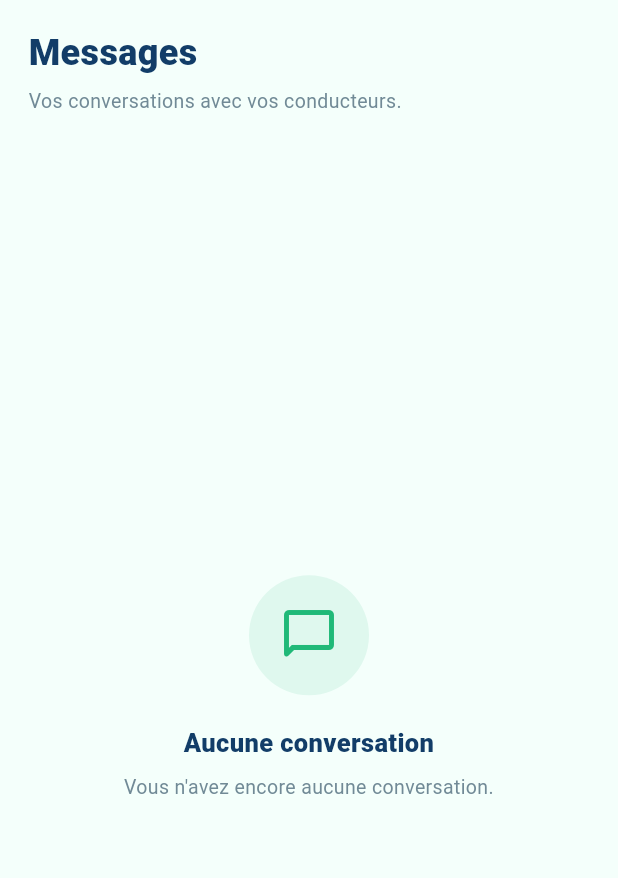
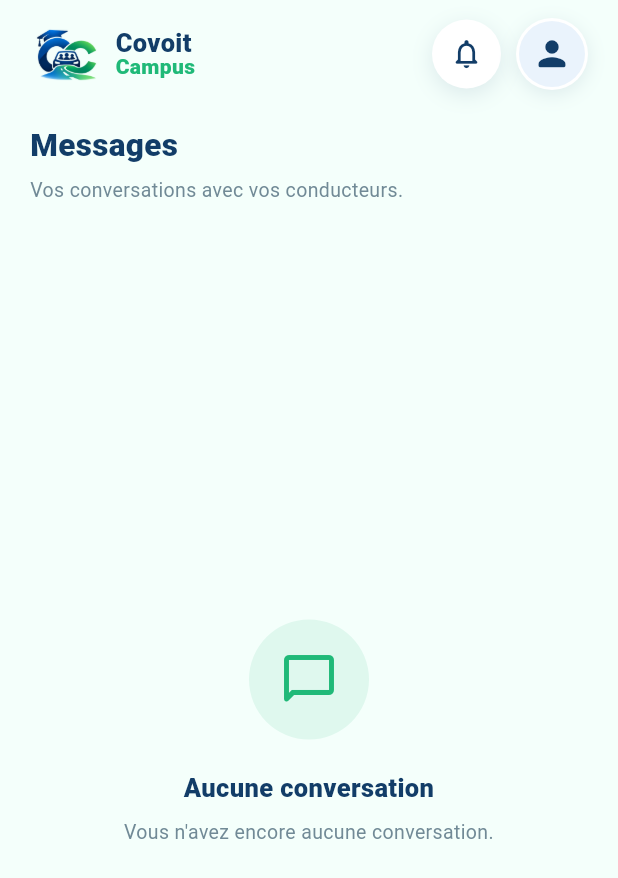
Before and after one commit to khalil-dridi/covoit-campus, a Flutter app: the ConversationsScreen screen opened directly with empty values, on a phone screen of 412 x 824 dp. Shown: the top 878 px of the screen. Run offline on Flutter 3.47's test engine with Material 3 defaults, Android fonts, the light colour scheme and no system bars; our stand-ins replace sqflite; accounts and stored records are empty.

Commit message:
feat: finalize passenger module

```diff
--- a/lib/screens/passenger/trips/passenger_bookings_screen.dart
+++ b/lib/screens/passenger/trips/passenger_bookings_screen.dart
@@ -4,6 +4,7 @@ import 'package:intl/intl.dart';
 import '../../../models/booking.dart';
 import '../../../models/user.dart';
 import '../../../repositories/booking_repository.dart';
+import '../../../widgets/passenger/passenger_header.dart';
 import 'passenger_booking_details_screen.dart';
 
 enum _BookingFilter { upcoming, past, cancelled }
@@ -81,10 +82,16 @@ class _PassengerBookingsScreenState extends State<PassengerBookingsScreen> {
             slivers: [
               SliverToBoxAdapter(
                 child: Padding(
-                  padding: const EdgeInsets.fromLTRB(19, 18, 19, 0),
+                  padding: const EdgeInsets.fromLTRB(20, 12, 20, 0),
                   child: Column(
                     crossAxisAlignment: CrossAxisAlignment.start,
                     children: [
+                      PassengerHeader(
+                        user: widget.user,
+                        compact: true,
+                        showHeroBackground: false,
+                      ),
+                      const SizedBox(height: 22),
                       const Text(
                         'Mes réservations',
                         style: TextStyle(color: primaryBlue, fontSize: 24, fontWeight: FontWeight.w800),
--- a/lib/screens/shared/messages/conversations_screen.dart
+++ b/lib/screens/shared/messages/conversations_screen.dart
@@ -4,6 +4,7 @@ import 'package:intl/intl.dart';
 import '../../../models/user.dart';
 import '../../../models/user_profile_context.dart';
 import '../../../repositories/message_repository.dart';
+import '../../../widgets/passenger/passenger_header.dart';
 import '../../../widgets/profile/user_profile_preview.dart';
 import 'chat_screen.dart';
 
@@ -175,6 +176,40 @@ class _ConversationsScreenState extends State<ConversationsScreen> {
   // ---------------------------------------------------------------------------
 
   Widget _buildHeader() {
+    if (!_isDriver) {
+      return Padding(
+        padding: const EdgeInsets.fromLTRB(20, 12, 20, 0),
+        child: Column(
+          crossAxisAlignment: CrossAxisAlignment.start,
+          children: [
+            PassengerHeader(
+              user: widget.currentUser,
+              compact: true,
+              showHeroBackground: false,
+            ),
+            const SizedBox(height: 22),
+            const Text(
+              'Messages',
+              style: TextStyle(
+                color: _primaryBlue,
+                fontSize: 21,
+                fontWeight: FontWeight.w800,
+              ),
+            ),
+            const SizedBox(height: 5),
+            Text(
+              'Vos conversations avec vos conducteurs.',
+              style: TextStyle(
+                color: _textGrey.withValues(alpha: 0.82),
+                fontSize: 13,
+              ),
+            ),
+            const SizedBox(height: 17),
+          ],
+        ),
+      );
+    }
+
     return Padding(
       padding: const EdgeInsets.fromLTRB(19, 18, 19, 0),
       child: Column(
```
